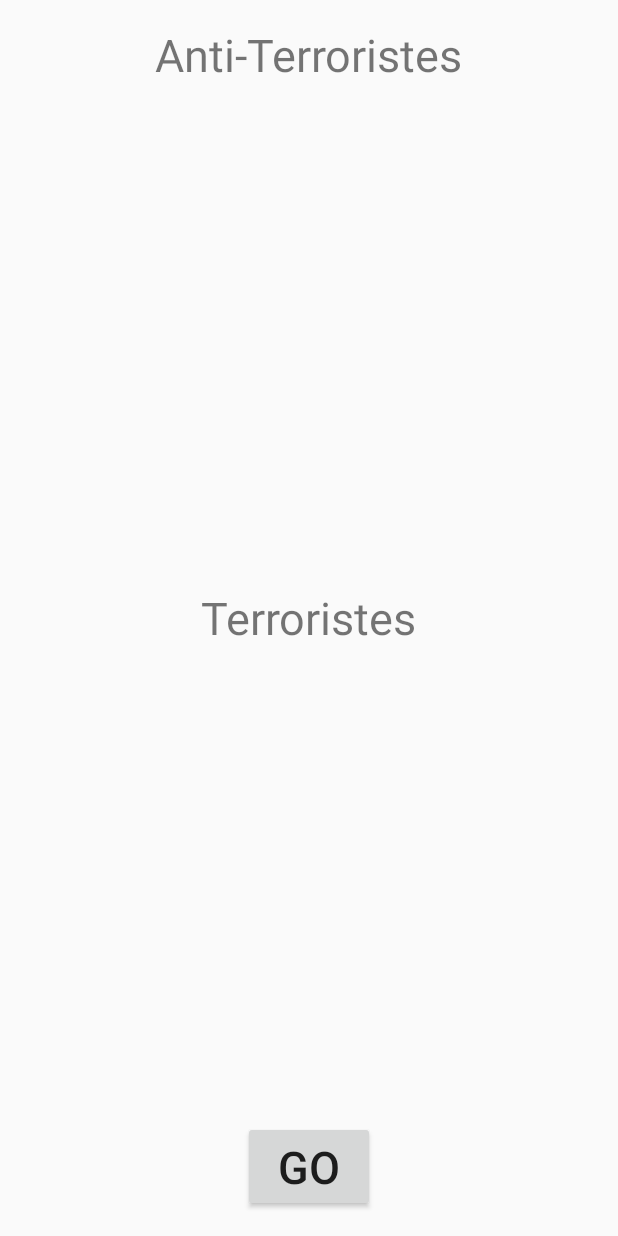
After one commit to Res260/NFCProject, an Android app: the layout activity_team_selection.xml on its own in the app's theme, with its tools: preview values and no code run, on a phone screen of 412 x 824 dp. The commit adds this screen. Run offline under Robolectric (Android 15) with nearby library versions, the phone set to English and light mode, and no system bars.

Commit message:
Completed Lobby Nav. Added TeamSelection. Still needs nav.

```diff
--- /dev/null
+++ b/app/src/main/res/layout/activity_team_selection.xml
@@ -0,0 +1,59 @@
+<?xml version="1.0" encoding="utf-8"?>
+<RelativeLayout xmlns:android="http://schemas.android.com/apk/res/android"
+    xmlns:tools="http://schemas.android.com/tools"
+    android:layout_width="match_parent"
+    android:layout_height="match_parent"
+    android:paddingBottom="@dimen/activity_vertical_margin"
+    android:paddingLeft="@dimen/activity_horizontal_margin"
+    android:paddingRight="@dimen/activity_horizontal_margin"
+    android:paddingTop="@dimen/activity_vertical_margin"
+    tools:context="com.example.res260.NFCProject.TeamSelectionActivity">
+
+    <Button
+        android:layout_width="wrap_content"
+        android:layout_height="wrap_content"
+        android:text="@string/text_button_go"
+        android:id="@+id/button_go"
+        android:textSize="30sp"
+        android:layout_alignParentBottom="true"
+        android:layout_centerHorizontal="true" />
+
+    <TextView
+        android:layout_width="wrap_content"
+        android:layout_height="wrap_content"
+        android:text="@string/text_anti_terro"
+        android:id="@+id/textview_anti"
+        android:textSize="30sp"
+        android:layout_alignParentTop="true"
+        android:layout_centerHorizontal="true" />
+
+    <ListView
+        android:layout_width="wrap_content"
+        android:layout_height="wrap_content"
+        android:id="@+id/listview_anti"
+        android:layout_below="@+id/textview_anti"
+        android:layout_above="@+id/textview_terro"
+        android:layout_alignParentTop="false"
+        android:layout_alignParentBottom="false"
+        android:layout_alignParentEnd="true"
+        android:layout_alignParentStart="true" />
+
+    <TextView
+        android:layout_width="wrap_content"
+        android:layout_height="wrap_content"
+        android:text="@string/text_terrorists"
+        android:id="@+id/textview_terro"
+        android:textSize="30sp"
+        android:layout_centerVertical="true"
+        android:layout_centerHorizontal="true" />
+
+    <ListView
+        android:layout_width="wrap_content"
+        android:layout_height="wrap_content"
+        android:id="@+id/listview_terro"
+        android:layout_below="@+id/textview_terro"
+        android:layout_above="@+id/button_go"
+        android:layout_alignParentStart="true"
+        android:layout_alignParentEnd="true" />
+
+</RelativeLayout>
--- a/app/src/main/res/values/strings.xml
+++ b/app/src/main/res/values/strings.xml
@@ -1,10 +1,14 @@
 <resources>
-    <string name="app_name">My Application</string>
+    <string name="app_name">Nerf Battle</string>
 
-    <string name="title_activity_lobby">Lobby</string>
-    <string name="dummy_button">Dummy Button</string>
-    <string name="dummy_content">DUMMY\nCONTENT</string>
+    <string name="title_activity_lobby">Nerf Battle</string>
+    <string name="title_activity_team_select">Team Selection</string>
+
     <string name="text_button_suivant">Suivant</string>
     <string name="text_button_ajouter">Ajouter</string>
     <string name="text_placeholder_nom">Nom</string>
+
+    <string name="text_button_go">GO</string>
+    <string name="text_terrorists">Terroristes</string>
+    <string name="text_anti_terro">Anti-Terroristes</string>
 </resources>
```
Also changed, not shown: app/src/main/AndroidManifest.xml (+7 -6 lines), app/src/main/java/com/example/res260/NFCProject/LobbyActivity.java (+18 -9 lines), app/src/main/java/com/example/res260/NFCProject/TeamSelectionActivity.java (added, +79 -0 lines).
